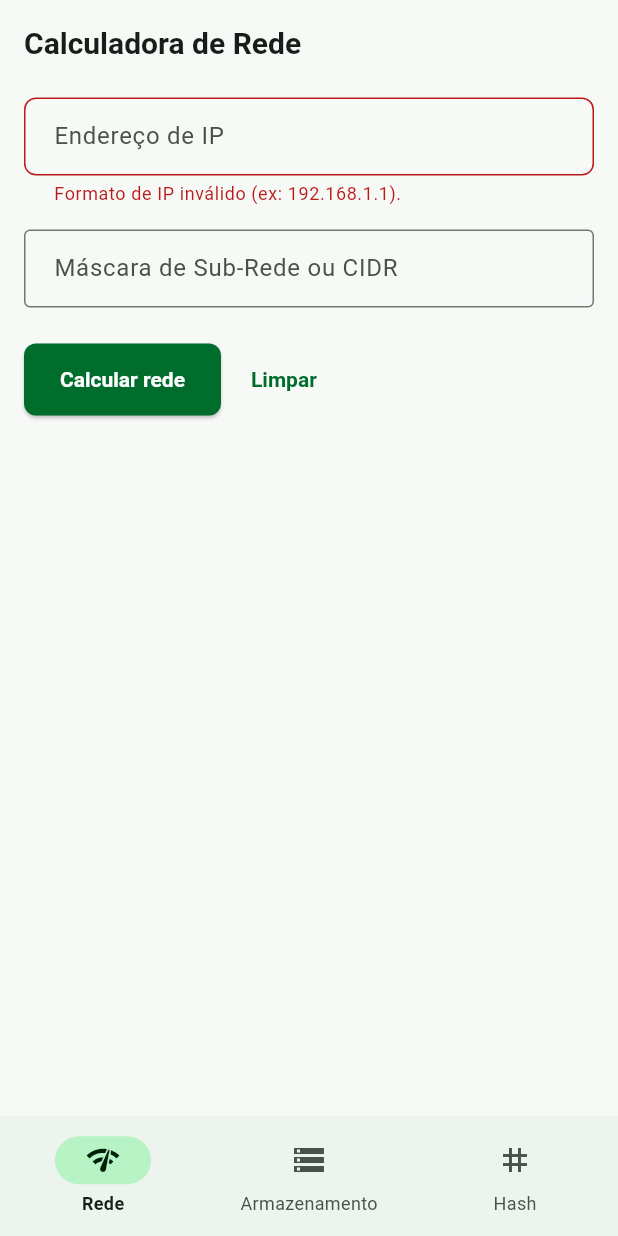
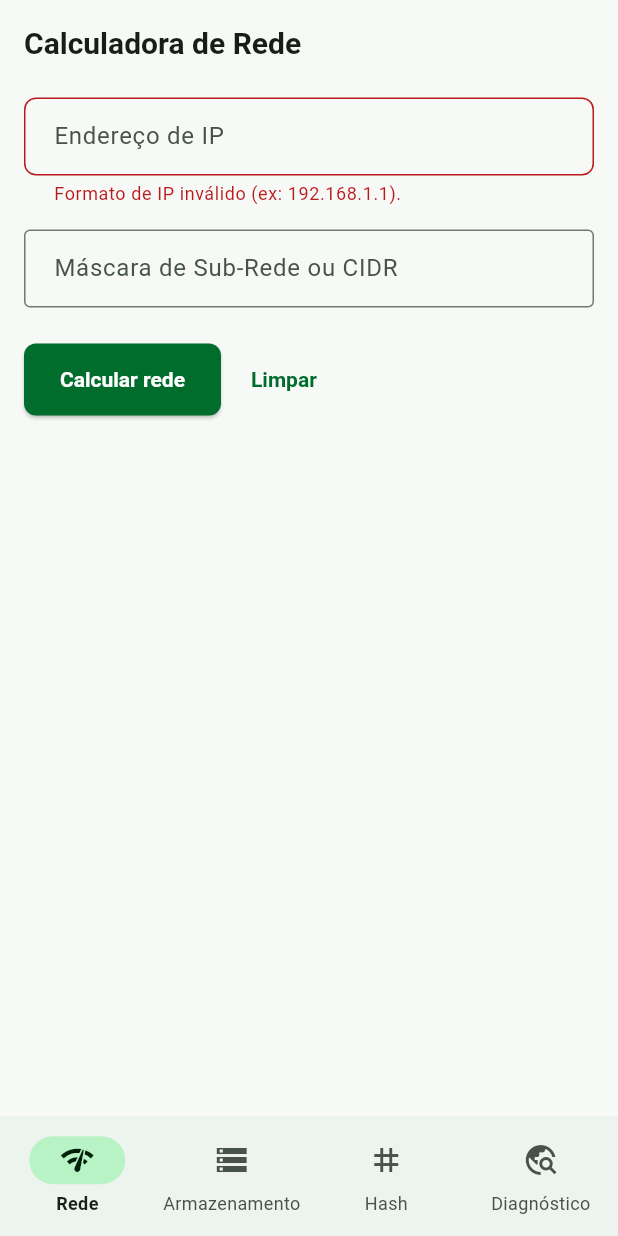
Before and after one commit to rpsouza441/tools_app, a Flutter app: the screen it shows after launch, after a tap on "Calcular rede", on a phone screen of 412 x 824 dp. Run offline on Flutter 3.47's test engine with Material 3 defaults, Android fonts, the phone set to English and light mode, and no system bars; our stand-ins replace dio.

Commit message:
feat(03-03): InternetDiagnosticScreen + 4th catalog destination
Adds internet_diagnostic destination after Hash (compactPriority 4, flat bar).
InternetDiagnosticScreen observes an injected DiagnosticSession: one run at a
time, Cancelar via ToolActionGroup.onCancel while running, Repetir after any
terminal phase, independent facts with honest provenance, ICMP shown as
Indisponível (never ping). Three migrated tools preserved. DIAG-01/08/11/13/14,
QUAL-01/08.

```diff
--- a/lib/app/app_destinations.dart
+++ b/lib/app/app_destinations.dart
@@ -2,9 +2,10 @@ import 'package:flutter/material.dart';
 import 'package:tools_app/screen/network_calculator_screen.dart';
 import 'package:tools_app/screen/data_converter_screen.dart';
 import 'package:tools_app/screen/hash_generator_screen.dart';
+import 'package:tools_app/screen/internet_diagnostic_screen.dart';
 
 /// Categories for grouping destinations in overflow menus.
-enum AppDestinationCategory { rede, armazenamento, hash }
+enum AppDestinationCategory { rede, armazenamento, hash, diagnostico }
 
 /// A typed destination entry for the adaptive navigation shell.
 class AppDestination {
@@ -78,6 +79,16 @@ final List<AppDestination> appDestinations = List.unmodifiable([
     compactPriority: 3,
     pageBuilder: _buildHashGenerator,
   ),
+  AppDestination(
+    id: 'internet_diagnostic',
+    label: 'Diagnóstico',
+    semanticLabel: 'Diagnóstico de Internet',
+    icon: Icons.travel_explore_outlined,
+    selectedIcon: Icons.travel_explore,
+    category: AppDestinationCategory.diagnostico,
+    compactPriority: 4,
+    pageBuilder: _buildInternetDiagnostic,
+  ),
 ]);
 
 Widget _buildNetworkCalculator(BuildContext context) =>
@@ -86,3 +97,6 @@ Widget _buildNetworkCalculator(BuildContext context) =>
 Widget _buildDataConverter(BuildContext context) => const DataConverterScreen();
 
 Widget _buildHashGenerator(BuildContext context) => const HashGeneratorScreen();
+
+Widget _buildInternetDiagnostic(BuildContext context) =>
+    const InternetDiagnosticScreen();
--- /dev/null
+++ b/lib/screen/internet_diagnostic_screen.dart
@@ -0,0 +1,243 @@
+import 'package:flutter/material.dart';
+import 'package:tools_app/design_system/copy_value_action.dart';
+import 'package:tools_app/design_system/tool_scaffold.dart';
+import 'package:tools_app/design_system/tool_sections.dart';
+import 'package:tools_app/design_system/tool_status_panel.dart';
+import 'package:tools_app/diagnostic/contracts/diagnostic_session.dart';
+import 'package:tools_app/diagnostic/contracts/share_text_port.dart';
+import 'package:tools_app/diagnostic/diagnostic_defaults.dart';
+import 'package:tools_app/diagnostic/models/diagnostic_fact.dart';
+import 'package:tools_app/diagnostic/models/diagnostic_run_state.dart';
+
+/// Internet diagnostic screen. Observes an injected [DiagnosticSession] and
+/// renders immutable run state — the widget never runs HTTP/socket I/O and
+/// never calls setState from adapters (D-06). One run at a time (DIAG-01),
+/// cancellable while running (DIAG-12), repeatable after any terminal phase
+/// (DIAG-13), with independent facts and honest provenance (DIAG-08/11).
+class InternetDiagnosticScreen extends StatefulWidget {
+  const InternetDiagnosticScreen({
+    super.key,
+    this.session,
+    this.copyWriter,
+    this.sharePort,
+  });
+
+  /// Injected session. Defaults to the production composition in initState.
+  final DiagnosticSession? session;
+
+  /// Injected clipboard writer for copyable technical values.
+  final CopyValueWriter? copyWriter;
+
+  /// Injected share port (used by 03-07). Kept for injection symmetry.
+  final ShareTextPort? sharePort;
+
+  @override
+  State<InternetDiagnosticScreen> createState() =>
+      _InternetDiagnosticScreenState();
+}
+
+class _InternetDiagnosticScreenState extends State<InternetDiagnosticScreen> {
+  late final DiagnosticSession _session;
+  late final bool _ownsSession;
+
+  CopyValueWriter get _copyWriter =>
+      widget.copyWriter ?? const ClipboardCopyWriter();
+
+  @override
+  void initState() {
+    super.initState();
+    if (widget.session != null) {
+      _session = widget.session!;
+      _ownsSession = false;
+    } else {
+      _session = DiagnosticDefaults.createSession();
+      _ownsSession = true;
+    }
+  }
+
+  @override
+  void dispose() {
+    _session.cancel();
+    if (_ownsSession) {
+      _session.dispose();
+    }
+    super.dispose();
+  }
+
+  bool _isRunning(DiagnosticRunPhase phase) =>
+      phase == DiagnosticRunPhase.running;
+
+  bool _isTerminal(DiagnosticRunPhase phase) =>
+      phase == DiagnosticRunPhase.success ||
+      phase == DiagnosticRunPhase.partialFailure ||
+      phase == DiagnosticRunPhase.cancelled ||
+      phase == DiagnosticRunPhase.offline;
+
+  ToolStatusVariant _variant(DiagnosticRunState state) {
+    // A local fact reporting permissionDenied surfaces that variant honestly
+    // without ever requesting ACCESS_LOCAL_NETWORK.
+    final hasPermissionDenied = [
+      state.localIpv4,
+      state.gateway,
+      state.gatewayProbe,
+    ].any((f) => f.status == DiagnosticFactStatus.permissionDenied);
+    if (hasPermissionDenied) return ToolStatusVariant.permissionDenied;
+
+    return switch (state.phase) {
+      DiagnosticRunPhase.idle => ToolStatusVariant.empty,
+      DiagnosticRunPhase.running => ToolStatusVariant.loading,
+      DiagnosticRunPhase.success => ToolStatusVariant.success,
+      DiagnosticRunPhase.partialFailure => ToolStatusVariant.failure,
+      DiagnosticRunPhase.cancelled => ToolStatusVariant.cancelled,
+      DiagnosticRunPhase.offline => ToolStatusVariant.offline,
+    };
+  }
+
+  String _factValue(DiagnosticFact fact) => fact.isSuccess
+      ? (fact.value ?? '')
+      : (fact.message ?? 'Indisponível');
+
+  @override
+  Widget build(BuildContext context) {
+    return ValueListenableBuilder<DiagnosticRunState>(
+      valueListenable: _session.listenable,
+      builder: (context, state, _) {
+        final running = _isRunning(state.phase);
+        final terminal = _isTerminal(state.phase);
+        final variant = _variant(state);
+
+        final primaryLabel = terminal ? 'Repetir' : 'Iniciar diagnóstico';
+        final factsCard = _buildFactsCard(context, state);
+
+        return ToolScaffold(
+          title: 'Diagnóstico de Internet',
+          summary:
+              'Coleta evidências independentes de conectividade. "Internet '
+              'acessível" combina sinais da plataforma com um teste real; não '
+              'é um simples indicador Online.',
+          children: [
+            ToolActionGroup(
+              primary: ElevatedButton(
+                onPressed: running ? null : _session.start,
+                child: Text(primaryLabel),
+              ),
+              onCancel: running ? _session.cancel : null,
+            ),
+            const SizedBox(height: 24),
+            ToolStatusPanel(
+              variant: variant,
+              // Single retry is the primary "Repetir" button; no duplicate.
+              onRetry: null,
+              preservedChild: factsCard,
+            ),
+            // In success the facts card is a sibling below the panel (the panel
+            // hides preservedChild for success/empty).
+            if (variant == ToolStatusVariant.success) ...[
+              const SizedBox(height: 24),
+              factsCard,
+            ],
+          ],
+        );
+      },
+    );
+  }
+
+  Widget _buildFactsCard(BuildContext context, DiagnosticRunState state) {
+    final started = state.startedAt;
+    final finished = state.finishedAt;
+
+    return ToolResultCard(
+      child: Column(
+        crossAxisAlignment: CrossAxisAlignment.start,
+        children: [
+          ToolMetricLayout(
+            metrics: [
+              ToolMetric(
+                label: 'Transporte',
+                value: state.transport.isSuccess ? state.transport.value : null,
+              ),
+              ToolMetric(
+                label: 'INTERNET',
+                value: state.internetCapability.isSuccess
+                    ? state.internetCapability.value
+                    : null,
+              ),
+              ToolMetric(
+                label: 'Validado',
+                value: state.validated.isSuccess ? state.validated.value : null,
+              ),
+              ToolMetric(
+                label: 'Portal cativo',
+                value: state.captivePortal.isSuccess
+                    ? state.captivePortal.value
+                    : null,
+              ),
+            ],
+          ),
+          const SizedBox(height: 16),
+          _address(context, 'IPv4 local', state.localIpv4),
+          _address(context, 'Gateway', state.gateway),
+          _address(context, 'IPv4 público', state.publicIpv4),
+          const SizedBox(height: 16),
+          _probe(context, 'Gateway (TCP connect)', state.gatewayProbe),
+          _probe(context, 'Internet (HTTPS)', state.internetProbe),
+          // ICMP is always unavailable in this MVP — never labelled "ping".
+          ToolMetric(
+            label: 'ICMP',
+            value: state.icmp.isSuccess ? state.icmp.value : null,
+          ),
+          if (started != null || finished != null) ...[
+            const SizedBox(height: 16),
+            if (started != null)
+              ToolMetric(label: 'Início', value: _fmt(started)),
+            if (finished != null)
+              ToolMetric(label: 'Fim', value: _fmt(finished)),
+          ],
+        ],
+      ),
+    );
+  }
+
+  Widget _address(BuildContext context, String label, DiagnosticFact fact) {
+    final provenance = fact.provenance;
+    return Padding(
+      padding: const EdgeInsets.only(bottom: 12),
+      child: TechnicalValueRow(
+        label: label,
+        value: _factValue(fact),
+        metadata: provenance == null
+            ? null
+            : '${provenance.method} · ${provenance.target} · '
+                'timeout ${provenance.timeout.inSeconds}s'
+                '${provenance.thirdParty != null ? ' · ${provenance.thirdParty}' : ''}',
+        copyWriter: fact.isSuccess ? _copyWriter : null,
+      ),
+    );
+  }
+
+  Widget _probe(BuildContext context, String label, DiagnosticFact fact) {
+    final provenance = fact.provenance;
+    return Padding(
+      padding: const EdgeInsets.only(bottom: 8),
+      child: Column(
+        crossAxisAlignment: CrossAxisAlignment.start,
+        children: [
+          ToolMetric(label: label, value: fact.isSuccess ? fact.value : null),
+          if (provenance != null)
+            Text(
+              '${provenance.method} · ${provenance.portOrUrl} · '
+              'timeout ${provenance.timeout.inSeconds}s',
+              style: Theme.of(context).textTheme.bodySmall?.copyWith(
+                    color: Theme.of(context).colorScheme.onSurfaceVariant,
+                  ),
+            ),
+        ],
+      ),
+    );
+  }
+
+  String _fmt(DateTime t) {
+    String two(int n) => n.toString().padLeft(2, '0');
+    return '${two(t.hour)}:${two(t.minute)}:${two(t.second)}';
+  }
+}
```
Also changed, not shown: 5 other files.
